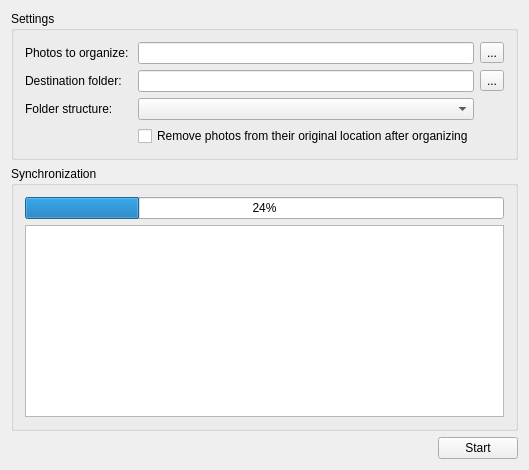
The window that src/photo_sync.ui (JulianBustillos/photo-sync) describes before a commit, drawn with Qt 5.
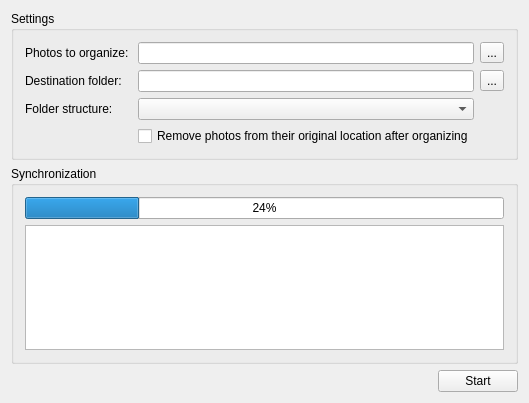
The same window after the commit.

The edit to the form file:
```diff
--- a/src/photo_sync.ui
+++ b/src/photo_sync.ui
@@ -2,6 +2,14 @@
 <ui version="4.0">
  <class>PhotoSyncClass</class>
  <widget class="QMainWindow" name="PhotoSyncClass">
+  <property name="geometry">
+   <rect>
+    <x>0</x>
+    <y>0</y>
+    <width>520</width>
+    <height>403</height>
+   </rect>
+  </property>
   <property name="windowTitle">
    <string>PhotoSync</string>
   </property>
```
